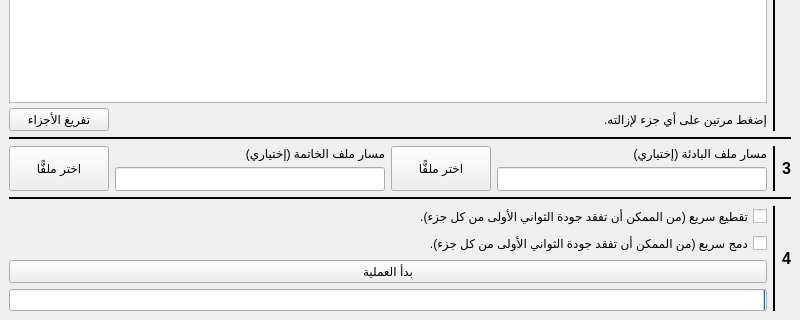
This is windows/main_window.ui in ieasybooks/taqtie as Qt 5 draws it before an edit; both pictures show x 0 to 800 and y 280 to 600 of the 800 by 600 pixel window. The edited form follows.
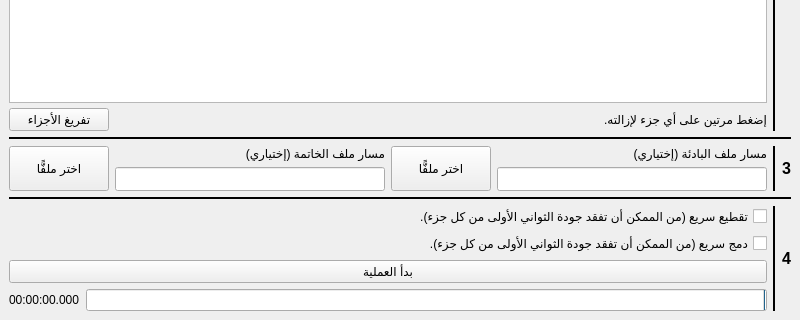
This is the edited form.

Commit message: Add process timer, Do some refactoring

The edit to the form file:
```diff
--- a/windows/main_window.ui
+++ b/windows/main_window.ui
@@ -681,7 +681,7 @@
      </widget>
     </item>
     <item>
-     <layout class="QHBoxLayout" name="horizontalLayout_4">
+     <layout class="QHBoxLayout" name="horizontalLayout_9">
       <item>
        <widget class="QLabel" name="label_4">
         <property name="font">
@@ -776,6 +776,8 @@
          </widget>
         </item>
         <item>
+         <layout class="QHBoxLayout" name="horizontalLayout_4">
+          <item>
          <widget class="QProgressBar" name="processProgress">
           <property name="layoutDirection">
            <enum>Qt::RightToLeft</enum>
@@ -784,6 +786,21 @@
            <number>0</number>
           </property>
          </widget>
+          </item>
+          <item>
+           <widget class="QLabel" name="processTimer">
+            <property name="sizePolicy">
+             <sizepolicy hsizetype="Preferred" vsizetype="Maximum">
+              <horstretch>0</horstretch>
+              <verstretch>0</verstretch>
+             </sizepolicy>
+            </property>
+            <property name="text">
+             <string>00:00:00.000</string>
+            </property>
+           </widget>
+          </item>
+         </layout>
         </item>
        </layout>
       </item>
```
Lines whose indentation alone changed are shown as unchanged. The commit also changes 10 other files.
